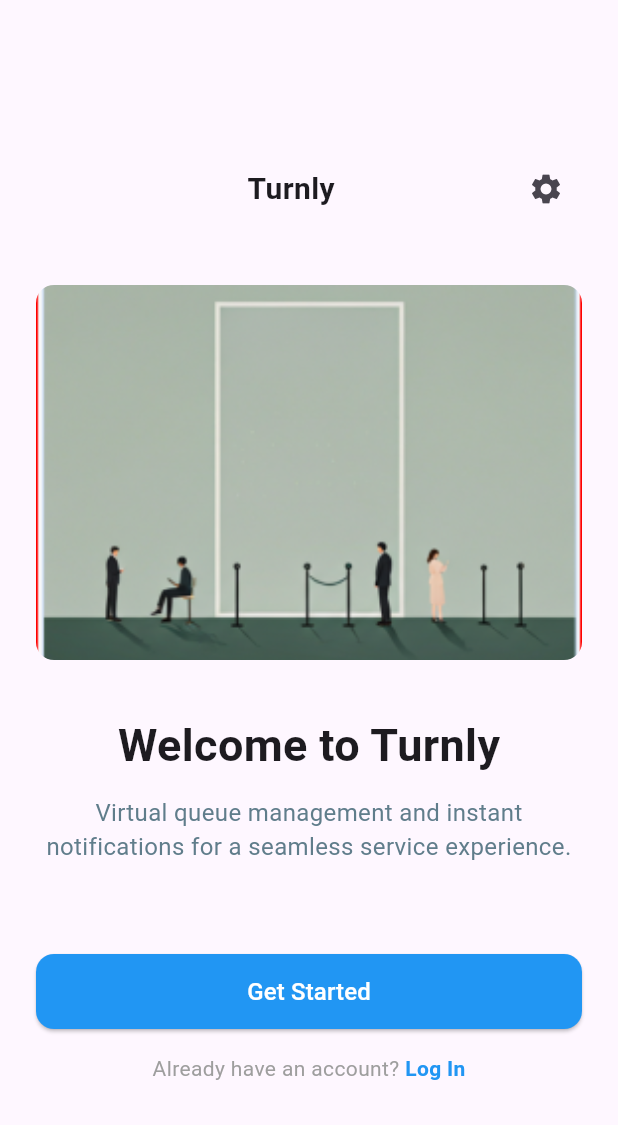
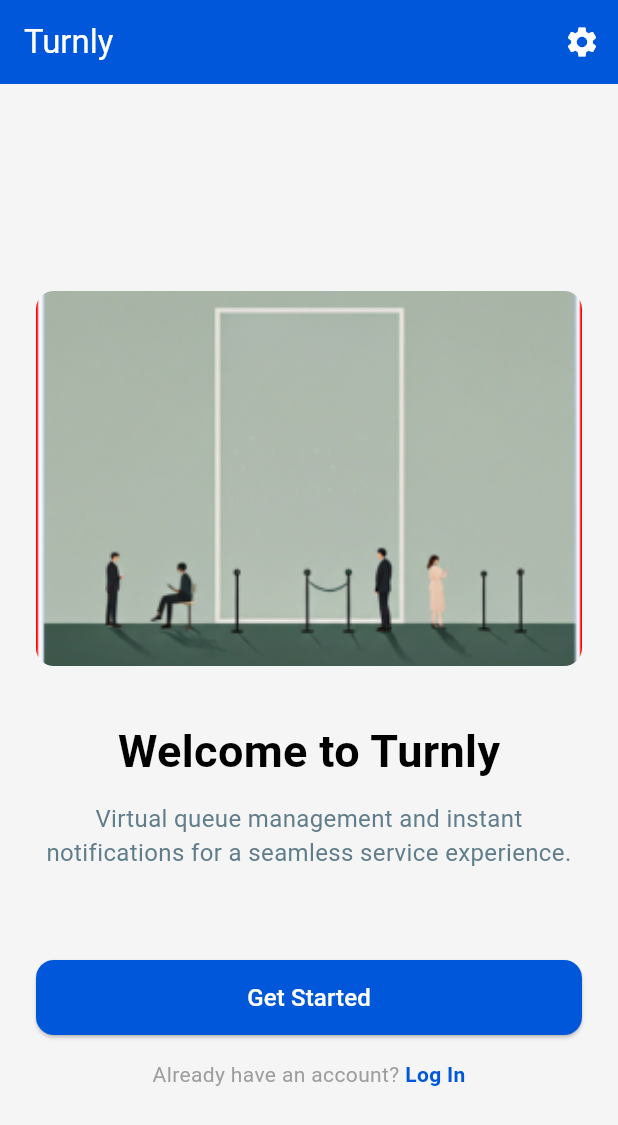
Before and after one commit to aramanja-emmanuel/turnly_app, a Flutter app: the HomeScreen screen opened directly, on a phone screen of 412 x 824 dp. Shown: the top 1125 px of the screen. Run offline on Flutter 3.47's test engine with Material 3 defaults, Android fonts, the phone set to English and light mode, and no system bars.

Commit message:
implemented some color changes

```diff
--- a/lib/home_screen.dart
+++ b/lib/home_screen.dart
@@ -1,9 +1,4 @@
 import 'package:flutter/material.dart';
-import 'package:turnly_app/main.dart';
-
-void main() {
-  runApp(const TurnlyApp());
-}
 
 class HomeScreen extends StatelessWidget {
   const HomeScreen({super.key});
@@ -11,33 +6,22 @@
   @override
   Widget build(BuildContext context) {
     return Scaffold(
+      appBar: AppBar(
+        title: const Text('Turnly'),
+        actions: [
+          IconButton(
+            onPressed: () {},
+            icon: const Icon(Icons.settings),
+          ),
+        ],
+      ),
       body: SafeArea(
         child: Padding(
           padding: const EdgeInsets.symmetric(horizontal: 24.0),
           child: Column(
             mainAxisAlignment: MainAxisAlignment.center,
             children: [
-
-              Row(
-                mainAxisAlignment: MainAxisAlignment.spaceBetween,
-                children: [
-                  const SizedBox(width: 24),
-                  const Text(
-                    'Turnly',
-                    style: TextStyle(
-                      fontSize: 20,
-                      fontWeight: FontWeight.bold,
-                    ),
-
-                  ),
-                  IconButton(
-                    onPressed: () {},
-                    icon: const Icon(Icons.settings),
-                  ),
-                ],
-              ),
               const SizedBox(height: 40),
-
 
               ClipRRect(
                 borderRadius: BorderRadius.circular(12),
@@ -50,7 +34,6 @@
               ),
               const SizedBox(height: 35),
 
-              // Title
               const Text(
                 'Welcome to Turnly',
                 style: TextStyle(
@@ -60,6 +43,7 @@
               ),
 
               const SizedBox(height: 12),
+
               const Text(
                 'Virtual queue management and instant notifications for a seamless service experience.',
                 textAlign: TextAlign.center,
@@ -68,6 +52,7 @@
                   color: Colors.blueGrey,
                 ),
               ),
+
               const SizedBox(height: 60),
 
               SizedBox(
@@ -75,20 +60,14 @@
                 height: 50,
                 child: ElevatedButton(
                   onPressed: () {},
-                  style: ElevatedButton.styleFrom(
-                    backgroundColor: Colors.blue,
-                    shape: RoundedRectangleBorder(
-                      borderRadius: BorderRadius.circular(12),
-                    ),
-                  ),
                   child: const Text(
                     'Get Started',
-                    style: TextStyle(fontSize: 16, color: Colors.white),
+                    style: TextStyle(fontSize: 16),
                   ),
                 ),
               ),
+
               const SizedBox(height: 16),
-
 
               Row(
                 mainAxisAlignment: MainAxisAlignment.center,
@@ -99,14 +78,14 @@
                   ),
                   GestureDetector(
                     onTap: () {},
-                    child: const Text(
+                    child: Text(
                       'Log In',
                       style: TextStyle(
-                        color: Colors.blue,
+                        color: Theme.of(context).colorScheme.primary,
                         fontWeight: FontWeight.bold,
                       ),
                     ),
-                  )
+                  ),
                 ],
               ),
             ],
--- a/lib/main.dart
+++ b/lib/main.dart
@@ -1,6 +1,27 @@
+// import 'package:flutter/material.dart';
+// // import 'package:turnly_app/status_screen.dart';
+// import 'package:turnly_app/user_profile_screen.dart';
+
+// void main() {
+//   runApp(const TurnlyApp());
+// }
+
+// class TurnlyApp extends StatelessWidget {
+//   const TurnlyApp({super.key});
+
+//   @override
+//   Widget build(BuildContext context) {
+//     return MaterialApp(
+//       title: 'Turnly App',
+//       debugShowCheckedModeBanner: false,
+//       home: const UserProfileScreen(),
+//     );
+//   }
+// }
+
+
 import 'package:flutter/material.dart';
-import 'package:turnly_app/status_screen.dart';
-import 'package:turnly_app/user_profile_screen.dart';
+import 'package:turnly_app/home_screen.dart';
 
 void main() {
   runApp(const TurnlyApp());
@@ -14,7 +35,38 @@
     return MaterialApp(
       title: 'Turnly App',
       debugShowCheckedModeBanner: false,
-      home: const UserProfileScreen(),
+      theme: lightTheme,
+      home: const HomeScreen(),
     );
   }
 }
+
+class AppColors {
+  static const primary = Color(0xFF0057D9);
+  static const secondary = Color(0xFF00BFA5);
+  static const background = Color(0xFFF5F5F5);
+}
+
+final ThemeData lightTheme = ThemeData(
+  useMaterial3: true,
+  scaffoldBackgroundColor: AppColors.background,
+  colorScheme: const ColorScheme.light(
+    primary: AppColors.primary,
+    secondary: AppColors.secondary,
+    surface: AppColors.background,
+  ),
+  appBarTheme: const AppBarTheme(
+    backgroundColor: AppColors.primary,
+    foregroundColor: Colors.white,
+    elevation: 0,
+  ),
+  elevatedButtonTheme: ElevatedButtonThemeData(
+    style: ElevatedButton.styleFrom(
+      backgroundColor: AppColors.primary,
+      foregroundColor: Colors.white,
+      shape: RoundedRectangleBorder(
+        borderRadius: BorderRadius.all(Radius.circular(12)),
+      ),
+    ),
+  ),
+);
```
